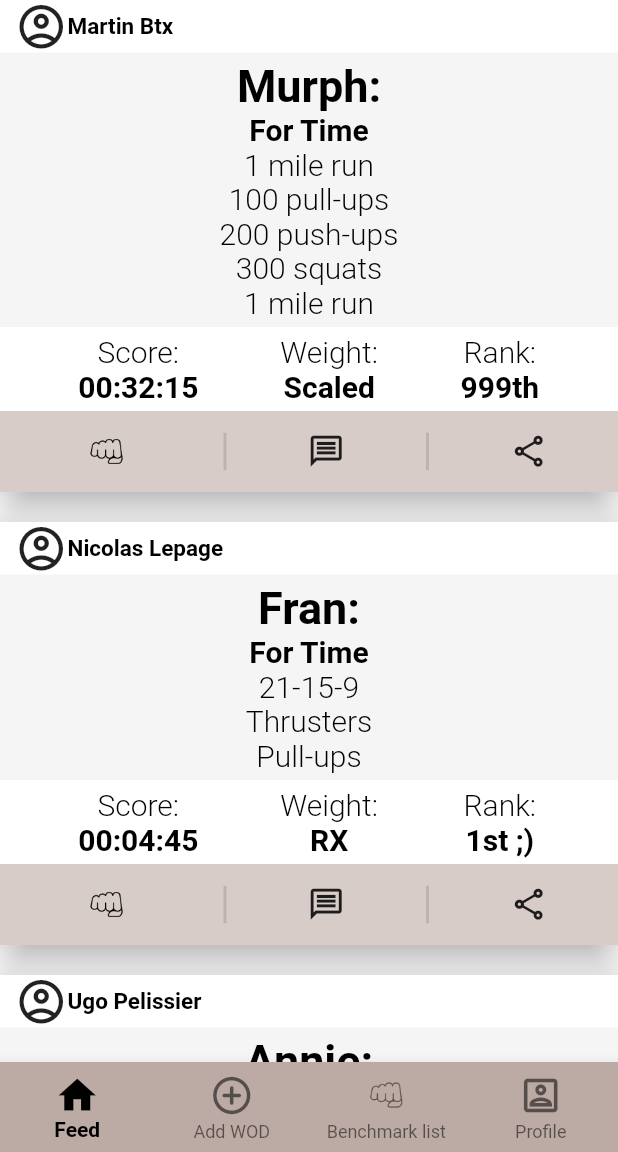
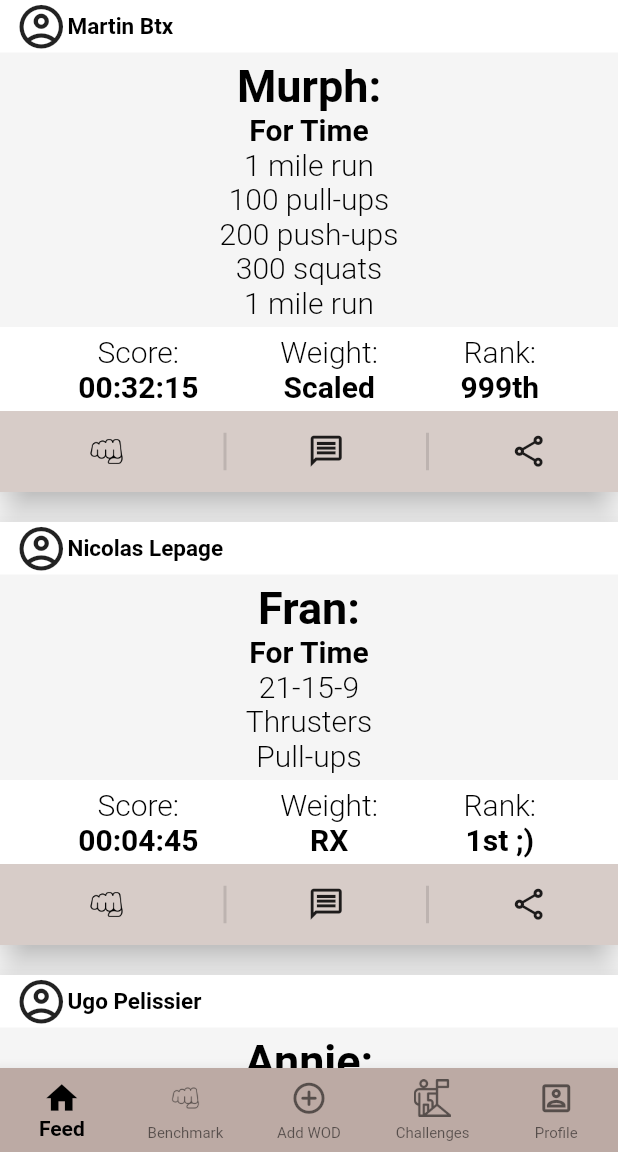
Before and after one commit to nicolaslepage/crossfeed, a Flutter app: the screen it shows after launch, on a phone screen of 412 x 824 dp, the part 84-1236 px from its top. Run offline on Flutter 3.47's test engine with Material 2 defaults, Android fonts, the phone set to English and light mode, and no system bars; missing offline and left inert: dart:ffi.

Commit message:
added challenges in navigator bar

```diff
--- a/lib/navigatorroute.dart
+++ b/lib/navigatorroute.dart
@@ -25,11 +25,15 @@ class _navigator_routeState extends State<navigator_route> {
       TextStyle(fontSize: 30, fontWeight: FontWeight.bold);
   static final List<Widget> _widgetOptions = <Widget>[
     const CategoryRoute(),
+    Wodlist_route(),
     const Text(
       'Index 1: Add WOD',
       style: optionStyle,
     ),
-    Wodlist_route(),
+    const Text(
+      'Index 4: Challenges',
+      style: optionStyle,
+    ),
     ProfilePage()
   ];
 
@@ -81,14 +85,19 @@ class _navigator_routeState extends State<navigator_route> {
             label: 'Feed',
           ),
           BottomNavigationBarItem(
+            icon: ImageIcon( AssetImage('assets/fist_outlined.png'),),
+            activeIcon: ImageIcon( AssetImage('assets/fist.png'),),
+            label: 'Benchmark',
+          ),
+          BottomNavigationBarItem(
             icon: Icon(Icons.add_circle_outline_rounded),
             activeIcon: Icon(Icons.add_circle_rounded),
             label: 'Add WOD',
           ),
           BottomNavigationBarItem(
-            icon: ImageIcon( AssetImage('assets/fist_outlined.png'),),
-            activeIcon: ImageIcon( AssetImage('assets/fist.png'),),
-            label: 'Benchmark list',
+            icon: ImageIcon( AssetImage('assets/conquer_outlined.png'),),
+            activeIcon: ImageIcon( AssetImage('assets/conquer.png'),),
+            label: 'Challenges',
           ),
           BottomNavigationBarItem(
             icon: Icon(Icons.portrait_outlined),
@@ -99,10 +108,11 @@ class _navigator_routeState extends State<navigator_route> {
         currentIndex: _selectedIndex,
 
         selectedItemColor: Colors.black,
+        unselectedFontSize: 10,
         selectedLabelStyle : const TextStyle( fontWeight: FontWeight.bold),
 
         backgroundColor: Colors.brown[200],
-        iconSize: 30.0,
+        iconSize: 25.0,
 
         onTap: _onItemTapped,
       ),
--- a/lib/wodlist_route.dart
+++ b/lib/wodlist_route.dart
@@ -31,7 +31,6 @@ class Wodlist_route extends StatelessWidget {
     const List<List<String>> _categorycat = [
       <String>[ 'gym', 'endurance'],
       <String>[ 'weightlifting', 'gym', 'aerobic'],
-      <String>[ 'gym', 'aerobic'],
       <String>[ 'gym', 'aerobic'],
       <String>[ 'weightlifting', 'aerobic'],
       <String>[ 'weightlifting'],
--- a/pubspec.yaml
+++ b/pubspec.yaml
@@ -63,6 +63,8 @@ flutter:
      - assets/fist.png
      - assets/fist_outlined.png
      - assets/user.png
+     - assets/conquer.png
+     - assets/conquer_outlined.png
 
   # An image asset can refer to one or more resolution-specific "variants", see
   # https://flutter.dev/assets-and-images/#resolution-aware.
```
Also changed, not shown: assets/conquer.png (added), assets/conquer_outlined.png (added).
